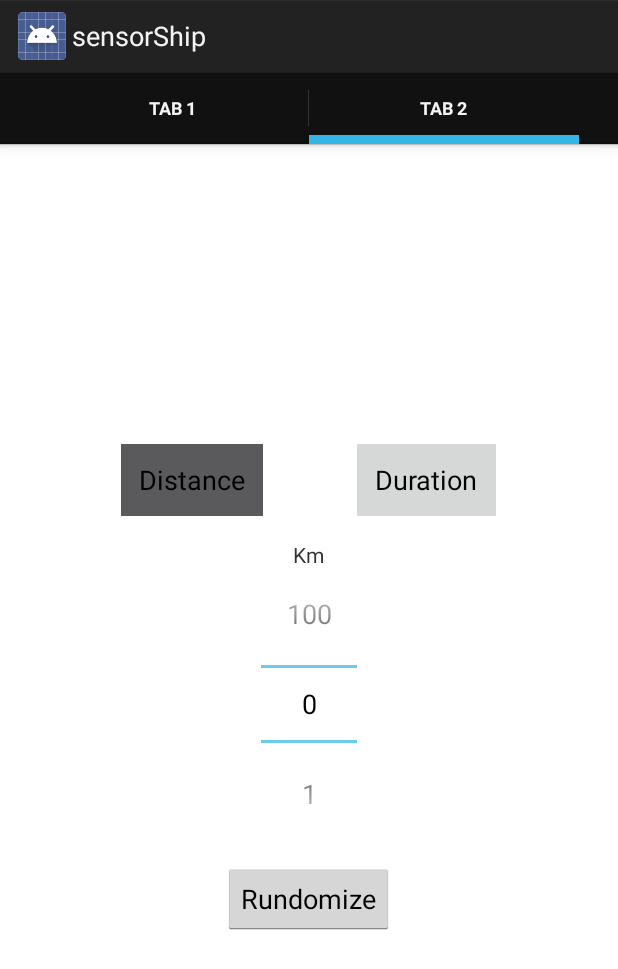
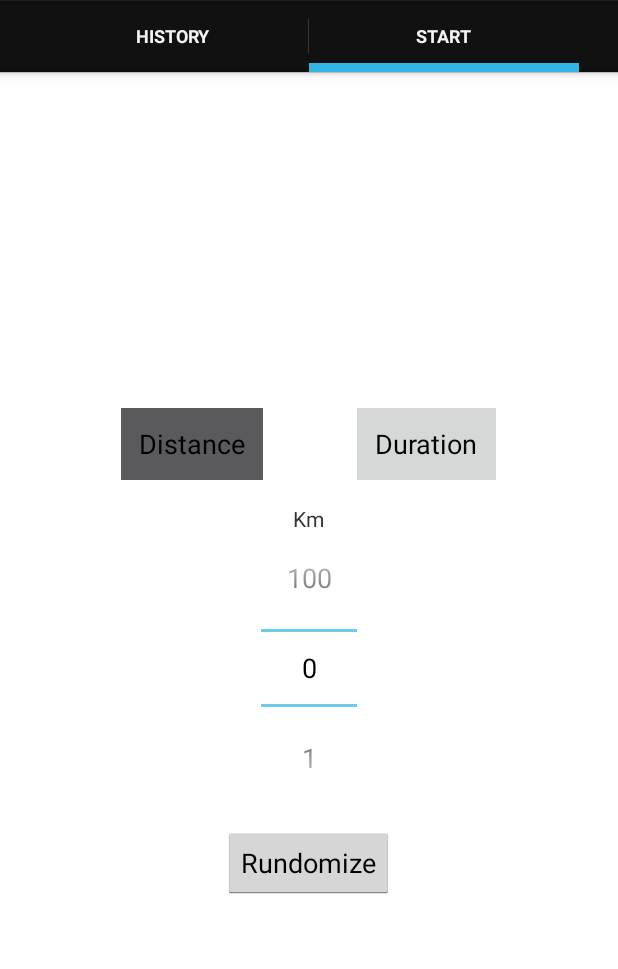
Before and after one commit to lintgren/sensorShip, an Android app: the FragmentHolder screen opened directly, with no data from a screen before it, on a phone screen of 412 x 824 dp. Shown: the top 969 px of the screen. Run offline under Robolectric (Android 15) with nearby library versions, the phone set to English and light mode, and no system bars.

Commit message:
Lagt till en Spinner i historyFragment som byter bild.

```diff
--- a/app/src/main/java/se/sensorship/FragmentHolder.java
+++ b/app/src/main/java/se/sensorship/FragmentHolder.java
@@ -11,6 +11,10 @@ import android.support.v4.view.ViewPager;
 import android.view.LayoutInflater;
 import android.view.View;
 import android.view.ViewGroup;
+import android.widget.AdapterView;
+import android.widget.ArrayAdapter;
+import android.widget.ImageView;
+import android.widget.Spinner;
 
 /**
  * Created by Andy on 15-04-14.
@@ -43,9 +47,10 @@ public class FragmentHolder extends FragmentActivity {
                 });
         mViewPager.setAdapter(mDemoCollectionPagerAdapter);
         final ActionBar actionBar = getActionBar();
-
+        actionBar.setNavigationMode(ActionBar.NAVIGATION_MODE_TABS);
+        actionBar.setDisplayShowHomeEnabled(false);
+        actionBar.setDisplayShowTitleEnabled(false);
         // Specify that tabs should be displayed in the action bar.
-        actionBar.setNavigationMode(ActionBar.NAVIGATION_MODE_TABS);
 
         // Create a tab listener that is called when the user changes tabs.
         ActionBar.TabListener tabListener = new ActionBar.TabListener() {
@@ -63,13 +68,16 @@ public class FragmentHolder extends FragmentActivity {
             }
         };
 
-        // Add 3 tabs, specifying the tab's text and TabListener
-        for (int i = 0; i < 2; i++) {
-            actionBar.addTab(
-                    actionBar.newTab()
-                            .setText("Tab " + (i + 1))
-                            .setTabListener(tabListener));
-        }
+
+        // Add 2 tabs, specifying the tab's text and TabListener
+        actionBar.addTab(
+                actionBar.newTab()
+                        .setText("History")
+                        .setTabListener(tabListener));
+        actionBar.addTab(
+                actionBar.newTab()
+                        .setText("Start")
+                        .setTabListener(tabListener));
         mViewPager.setCurrentItem(1);
     }
 
@@ -82,14 +90,14 @@ public class FragmentHolder extends FragmentActivity {
 
         @Override
         public Fragment getItem(int i) {
-            if(i == 0){
+            if (i == 0) {
                 Fragment fragment = new DemoObjectFragment();
                 Bundle args = new Bundle();
                 // Our object is just an integer :-P
                 args.putInt(DemoObjectFragment.ARG_OBJECT, i + 1);
                 fragment.setArguments(args);
                 return fragment;
-            }else{
+            } else {
                 Fragment fragment = new StartFragment();
                 Bundle args = new Bundle();
                 // Our object is just an integer :-P
@@ -112,9 +120,12 @@ public class FragmentHolder extends FragmentActivity {
 
     // Instances of this class are fragments representing a single
 // object in our collection.
-    public static class DemoObjectFragment extends Fragment {
+    public static class DemoObjectFragment extends Fragment implements AdapterView.OnItemSelectedListener {
         public static final String ARG_OBJECT = "object";
 
+        Spinner spinner;
+        ImageView map;
+        String[] lap;
         @Override
         public View onCreateView(LayoutInflater inflater,
                                  ViewGroup container, Bundle savedInstanceState) {
@@ -123,9 +134,36 @@ public class FragmentHolder extends FragmentActivity {
             View rootView = inflater.inflate(
                     R.layout.fragment_history, container, false);
             Bundle args = getArguments();
-//            ((TextView) rootView.findViewById(android.R.id.text1)).setText(
-//                    Integer.toString(args.getInt(ARG_OBJECT)));
+
+            spinner = (Spinner) rootView.findViewById(R.id.prev_runs);
+            lap = getResources().getStringArray(R.array.prev_runs);
+            map = (ImageView) rootView.findViewById(R.id.ivMap);
+            spinner.setOnItemSelectedListener(this);
+            // Create an ArrayAdapter using the string array and a default spinner layout
+            ArrayAdapter<CharSequence> adapter = ArrayAdapter.createFromResource(getActivity(),
+                    R.array.prev_runs, android.R.layout.simple_spinner_item);
+            // Specify the layout to use when the list of choices appears
+            adapter.setDropDownViewResource(android.R.layout.simple_spinner_dropdown_item);
+            // Apply the adapter to the spinner
+            spinner.setAdapter(adapter);
+
             return rootView;
         }
+
+        public void onItemSelected(AdapterView<?> parent, View view,
+                                   int pos, long id) {
+            if (parent.getItemAtPosition(pos).equals(lap[1])){
+                map.setImageResource(R.drawable.karta1);
+            }else{
+                map.setImageResource(R.drawable.karta);
+            }
+            // An item was selected. You can retrieve the selected item using
+            // parent.getItemAtPosition(pos)
+        }
+
+        public void onNothingSelected(AdapterView<?> parent) {
+            // Another interface callback
+        }
+
     }
 }
--- a/app/src/main/res/values/strings.xml
+++ b/app/src/main/res/values/strings.xml
@@ -14,9 +14,7 @@
     <string name="duration">Duration</string>
     <string name="minutes">Minutes</string>
     <string name="hours">Hours</string>
-    <string name="title_activity_new_adventure" />
     <string name="rundomize">Rundomize</string>
-
     <string name="title_activity_new_adventure"></string>
     <string name="date_time">Date: </string>
     <string name="speed">Avg Speed: </string>
@@ -24,4 +22,11 @@
     <string name="lap_duration">Duration: </string>
     <string name="past_runs">Past runs</string>
 
+    <string-array name="prev_runs">
+        <item>Select A Run</item>
+        <item>12 Feb 2012</item>
+    </string-array>
+
+
+
 </resources>
--- a/app/src/main/res/values/styles.xml
+++ b/app/src/main/res/values/styles.xml
@@ -1,13 +1,12 @@
 <resources>
 
     <!-- Base application theme. -->
-    <style name="AppTheme"
-        parent="@android:style/Theme.Holo.Light.DarkActionBar">
+    <style name="AppTheme" parent="@android:style/Theme.Holo.Light.DarkActionBar">
         <item name="android:actionBarStyle">@style/MyActionBar</item>
     </style>
-        <!-- Customize your theme here. -->
-    <style name="MyActionBar"
-        parent="@android:style/Widget.Holo.Light.ActionBar.Solid.Inverse">
+    <!-- Customize your theme here. -->
+    <style name="MyActionBar" parent="@android:style/Widget.Holo.Light.ActionBar.Solid.Inverse">
+        <item name="android:logo">@android:color/transparent</item>
     </style>
 
 </resources>
```
Also changed, not shown: app/src/main/AndroidManifest.xml (+5 -4 lines), app/src/main/res/layout/fragment_history.xml (+8 -7 lines).
